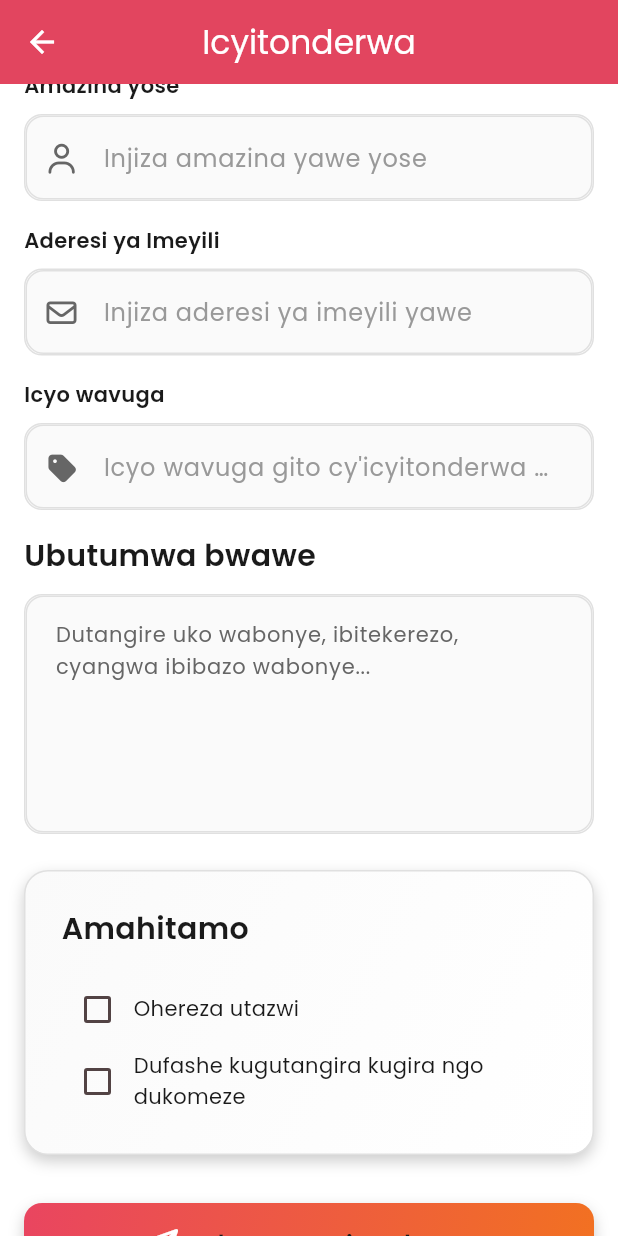
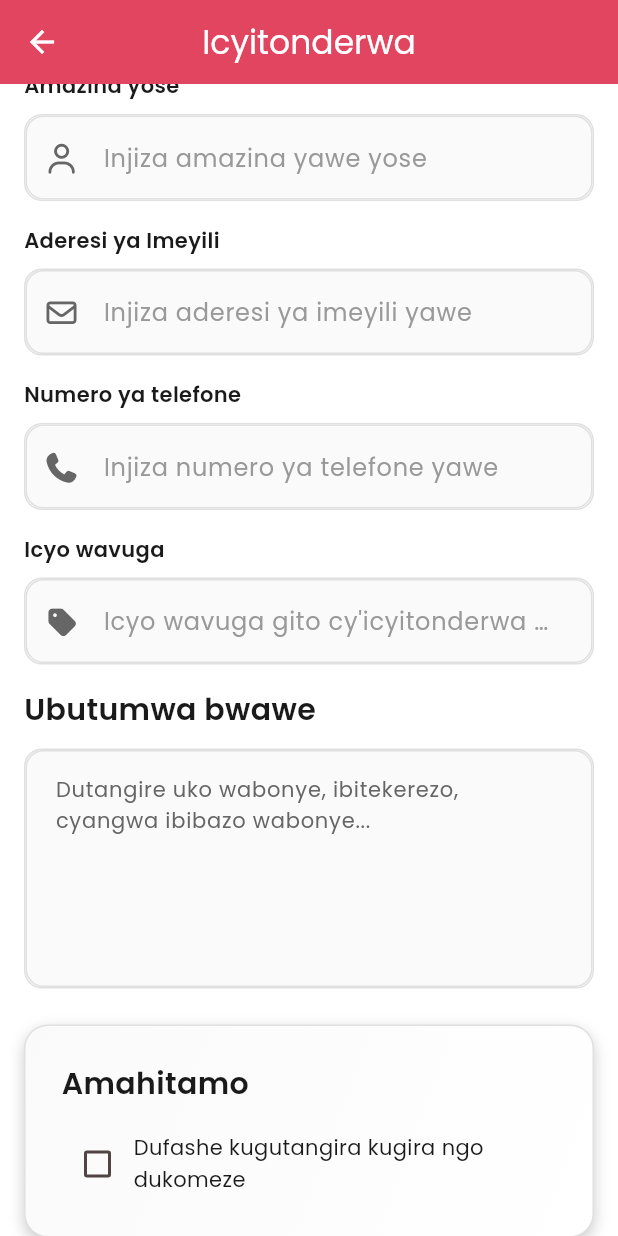
Before and after one commit to Codewithjalloh/radio_app_krw, a Flutter app: the FeedbackScreen screen opened directly, scrolled down 576 dp, on a phone screen of 412 x 824 dp. Run offline on Flutter 3.47's test engine with Material 3 defaults, Android fonts, the phone set to English and light mode, and no system bars; our stand-ins replace font_awesome_flutter, google_fonts, shared_preferences; accounts and stored records are empty.

Commit message:
📱 Update feedback form: Add phone number field and remove anonymous option
✨ Form Improvements:
- Added phone number field with validation
- Removed anonymous submission option
- Updated form structure for better user data collection
- Enhanced contact information gathering

🔧 Technical Changes:
- Added _phoneController for phone number input
- Updated dispose() method to include phone controller
- Modified form reset logic to clear phone field
- Removed _isAnonymous state variable and related UI

🌐 Translation Updates:
- Added phone number related translation keys
- English: 'Phone Number', 'Enter your phone number', 'Please enter your phone number'
- Kinyarwanda: 'Numero ya telefone', 'Injiza numero ya telefone yawe', 'Nyamuneka winjize numero ya telefone yawe'
- Removed unused 'Submit anonymously' translation keys

📋 Form Structure:
- Full Name (required)
- Email Address (required, validated)
- Phone Number (required) ← NEW
- Subject (required)
- Message (required, min 10 characters)
- Allow follow-up contact (optional)

The feedback form now collects complete contact information for better follow-up and removes the anonymous option to ensure proper user identification.

```diff
--- a/assets/translations/en.json
+++ b/assets/translations/en.json
@@ -197,6 +197,9 @@
   "Enter your email address": "Enter your email address",
   "Please enter your email": "Please enter your email",
   "Please enter a valid email": "Please enter a valid email",
+  "Phone Number": "Phone Number",
+  "Enter your phone number": "Enter your phone number",
+  "Please enter your phone number": "Please enter your phone number",
   "Subject": "Subject",
   "Brief description of your feedback": "Brief description of your feedback",
   "Please enter a subject": "Please enter a subject",
@@ -205,7 +208,6 @@
   "Please enter your message": "Please enter your message",
   "Message must be at least 10 characters": "Message must be at least 10 characters",
   "Options": "Options",
-  "Submit anonymously": "Submit anonymously",
   "Allow us to contact you for follow-up": "Allow us to contact you for follow-up",
   "Submit Feedback": "Submit Feedback",
   "Feedback Submitted Successfully": "Feedback submitted successfully!",
--- a/assets/translations/rw.json
+++ b/assets/translations/rw.json
@@ -197,6 +197,9 @@
   "Enter your email address": "Injiza aderesi ya imeyili yawe",
   "Please enter your email": "Nyamuneka winjize imeyili yawe",
   "Please enter a valid email": "Nyamuneka winjize imeyili yemewe",
+  "Phone Number": "Numero ya telefone",
+  "Enter your phone number": "Injiza numero ya telefone yawe",
+  "Please enter your phone number": "Nyamuneka winjize numero ya telefone yawe",
   "Subject": "Icyo wavuga",
   "Brief description of your feedback": "Icyo wavuga gito cy'icyitonderwa cyawe",
   "Please enter a subject": "Nyamuneka winjize icyo wavuga",
@@ -205,7 +208,6 @@
   "Please enter your message": "Nyamuneka winjize ubutumwa bwawe",
   "Message must be at least 10 characters": "Ubutumwa bugomba kuba burimo ubusoba bw'inyuguti 10",
   "Options": "Amahitamo",
-  "Submit anonymously": "Ohereza utazwi",
   "Allow us to contact you for follow-up": "Dufashe kugutangira kugira ngo dukomeze",
   "Submit Feedback": "Ohereza Icyitonderwa",
   "Feedback Submitted Successfully": "Icyitonderwa cyoherejwe neza!",
--- a/lib/screens/feedback_screen.dart
+++ b/lib/screens/feedback_screen.dart
@@ -15,12 +15,12 @@ class _FeedbackScreenState extends State<FeedbackScreen> {
   final _formKey = GlobalKey<FormState>();
   final _nameController = TextEditingController();
   final _emailController = TextEditingController();
+  final _phoneController = TextEditingController();
   final _subjectController = TextEditingController();
   final _messageController = TextEditingController();
 
   String _feedbackType = 'Show Feedback';
   String _rating = '5';
-  bool _isAnonymous = false;
   bool _allowContact = false;
 
   final List<String> _feedbackTypes = [
@@ -37,6 +37,7 @@ class _FeedbackScreenState extends State<FeedbackScreen> {
   void dispose() {
     _nameController.dispose();
     _emailController.dispose();
+    _phoneController.dispose();
     _subjectController.dispose();
     _messageController.dispose();
     super.dispose();
@@ -57,12 +58,12 @@ class _FeedbackScreenState extends State<FeedbackScreen> {
       // Clear form
       _nameController.clear();
       _emailController.clear();
+      _phoneController.clear();
       _subjectController.clear();
       _messageController.clear();
       setState(() {
         _feedbackType = 'Show Feedback';
         _rating = '5';
-        _isAnonymous = false;
         _allowContact = false;
       });
     }
@@ -293,6 +294,22 @@ class _FeedbackScreenState extends State<FeedbackScreen> {
               const SizedBox(height: 16),
 
               CustomTextField(
+                controller: _phoneController,
+                label: 'Phone Number'.tr,
+                hint: 'Enter your phone number'.tr,
+                prefixIcon: FontAwesomeIcons.phone,
+                keyboardType: TextInputType.phone,
+                validator: (value) {
+                  if (value == null || value.isEmpty) {
+                    return 'Please enter your phone number'.tr;
+                  }
+                  return null;
+                },
+              ),
+
+              const SizedBox(height: 16),
+
+              CustomTextField(
                 controller: _subjectController,
                 label: 'Subject'.tr,
                 hint: 'Brief description of your feedback'.tr,
@@ -361,27 +378,6 @@ class _FeedbackScreenState extends State<FeedbackScreen> {
                       ),
                     ),
                     const SizedBox(height: 16),
-
-                    // Anonymous feedback
-                    Row(
-                      children: [
-                        Checkbox(
-                          value: _isAnonymous,
-                          onChanged:
-                              (value) =>
-                                  setState(() => _isAnonymous = value ?? false),
-                          activeColor: AppTheme.primaryColor,
-                        ),
-                        Expanded(
-                          child: Text(
-                            'Submit anonymously'.tr,
-                            style: AppTheme.bodyMedium.copyWith(
-                              color: AppTheme.textPrimary,
-                            ),
-                          ),
-                        ),
-                      ],
-                    ),
 
                     // Allow contact
                     Row(
```
